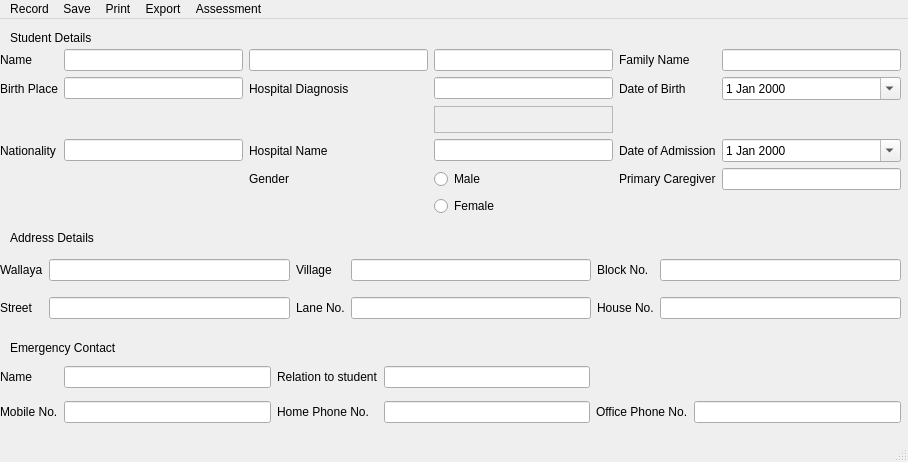
Above: student_entry.ui from PrimalSystemStudio/StudentManagement before the change. Below: the same form after it.
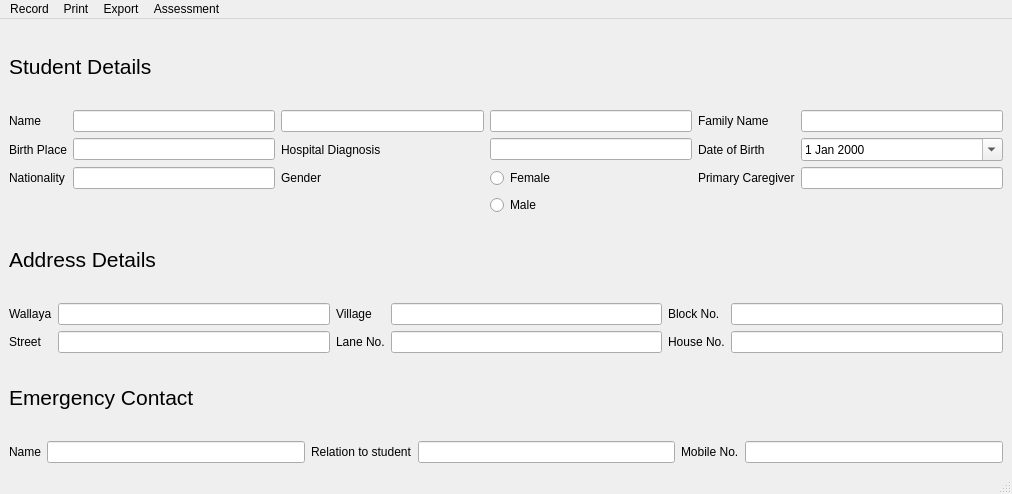
That is the form after the change.

Commit message: Updated student entry GUI with custom labels and slots, connected signals to slots.

```diff
--- a/student_entry.ui
+++ b/student_entry.ui
@@ -6,8 +6,8 @@
    <rect>
     <x>0</x>
     <y>0</y>
-    <width>908</width>
-    <height>462</height>
+    <width>1012</width>
+    <height>494</height>
    </rect>
   </property>
   <property name="maximumSize">
@@ -20,349 +20,253 @@
    <string>New Student</string>
   </property>
   <widget class="QWidget" name="centralwidget">
-   <widget class="QWidget" name="gridLayoutWidget">
-    <property name="geometry">
-     <rect>
-      <x>0</x>
-      <y>30</y>
-      <width>901</width>
-      <height>167</height>
-     </rect>
-    </property>
-    <layout class="QGridLayout" name="gridLayout" rowstretch="0,0,0,0,0,0">
-     <item row="1" column="0">
-      <widget class="QLabel" name="label_5">
+   <layout class="QVBoxLayout" name="verticalLayout">
+    <item>
+     <widget class="QLabel" name="label_studentsDetails">
+      <property name="maximumSize">
+       <size>
+        <width>16777215</width>
+        <height>16777213</height>
+       </size>
+      </property>
+      <property name="font">
+       <font>
+        <pointsize>16</pointsize>
+       </font>
+      </property>
        <property name="text">
-        <string>Birth Place</string>
+       <string>Student Details</string>
        </property>
       </widget>
      </item>
-     <item row="0" column="5">
-      <widget class="QLineEdit" name="lineEdit_10"/>
-     </item>
-     <item row="3" column="4">
-      <widget class="QLabel" name="label_10">
+    <item>
+     <layout class="QGridLayout" name="student_details" rowstretch="0,0,0,0">
+      <item row="1" column="5">
+       <widget class="QDateEdit" name="dateBirth">
+        <property name="calendarPopup">
+         <bool>true</bool>
+        </property>
+       </widget>
+      </item>
+      <item row="1" column="2">
+       <widget class="QLabel" name="label_diagnosis">
        <property name="text">
-        <string>Date of Admission</string>
+         <string>Hospital Diagnosis</string>
        </property>
       </widget>
      </item>
-     <item row="3" column="1">
-      <widget class="QLineEdit" name="lineEdit_11"/>
-     </item>
-     <item row="3" column="3">
-      <widget class="QLineEdit" name="lineEdit_8"/>
-     </item>
      <item row="0" column="4">
-      <widget class="QLabel" name="label_8">
+       <widget class="QLabel" name="label_family">
        <property name="text">
         <string>Family Name</string>
        </property>
       </widget>
      </item>
-     <item row="1" column="5">
-      <widget class="QDateEdit" name="dateEdit">
-       <property name="calendarPopup">
-        <bool>true</bool>
-       </property>
-      </widget>
-     </item>
-     <item row="1" column="1">
-      <widget class="QLineEdit" name="lineEdit_5"/>
-     </item>
-     <item row="3" column="2">
-      <widget class="QLabel" name="label">
+      <item row="0" column="0">
+       <widget class="QLabel" name="label_name">
        <property name="text">
-        <string>Hospital Name</string>
+         <string>Name</string>
        </property>
       </widget>
      </item>
+      <item row="0" column="2">
+       <widget class="QLineEdit" name="lineEdit_name2"/>
+      </item>
      <item row="1" column="3">
-      <widget class="QLineEdit" name="lineEdit_2"/>
-     </item>
-     <item row="0" column="3">
-      <widget class="QLineEdit" name="lineEdit_7"/>
-     </item>
-     <item row="4" column="3">
-      <widget class="QRadioButton" name="radioButton_2">
-       <property name="text">
-        <string>Male</string>
-       </property>
-      </widget>
+       <widget class="QLineEdit" name="lineEdit_diagnosis"/>
      </item>
      <item row="1" column="4">
-      <widget class="QLabel" name="label_7">
+       <widget class="QLabel" name="label_birthdate">
        <property name="text">
         <string>Date of Birth</string>
        </property>
       </widget>
      </item>
-     <item row="0" column="2">
-      <widget class="QLineEdit" name="lineEdit_6"/>
-     </item>
-     <item row="1" column="2">
-      <widget class="QLabel" name="label_4">
+      <item row="0" column="3">
+       <widget class="QLineEdit" name="lineEdit_name3"/>
+      </item>
+      <item row="0" column="5">
+       <widget class="QLineEdit" name="lineEdit_family"/>
+      </item>
+      <item row="1" column="0">
+       <widget class="QLabel" name="label_birthplace">
        <property name="text">
-        <string>Hospital Diagnosis</string>
+         <string>Birth Place</string>
        </property>
       </widget>
      </item>
-     <item row="3" column="0">
-      <widget class="QLabel" name="label_3">
+      <item row="1" column="1">
+       <widget class="QLineEdit" name="lineEdit_birthplace"/>
+      </item>
+      <item row="2" column="0">
+       <widget class="QLabel" name="label_nationality">
        <property name="text">
         <string>Nationality</string>
        </property>
       </widget>
      </item>
-     <item row="0" column="0">
-      <widget class="QLabel" name="label_2">
+      <item row="2" column="2">
+       <widget class="QLabel" name="label_gender">
        <property name="text">
-        <string>Name</string>
+         <string>Gender</string>
+        </property>
+       </widget>
+      </item>
+      <item row="2" column="1">
+       <widget class="QLineEdit" name="lineEdit_nationality"/>
+      </item>
+      <item row="3" column="3">
+       <widget class="QRadioButton" name="radioMale">
+        <property name="text">
+         <string>Male</string>
        </property>
       </widget>
      </item>
      <item row="0" column="1">
-      <widget class="QLineEdit" name="lineEdit_3"/>
-     </item>
-     <item row="3" column="5">
-      <widget class="QDateEdit" name="dateEdit_2">
-       <property name="calendarPopup">
-        <bool>true</bool>
-       </property>
-      </widget>
-     </item>
-     <item row="5" column="3">
-      <widget class="QRadioButton" name="radioButton">
-       <property name="text">
-        <string>Female</string>
-       </property>
-      </widget>
-     </item>
-     <item row="4" column="4">
-      <widget class="QLabel" name="label_52">
+       <widget class="QLineEdit" name="lineEdit_name1"/>
+      </item>
+      <item row="2" column="5">
+       <widget class="QLineEdit" name="lineEdit_caregiver"/>
+      </item>
+      <item row="2" column="4">
+       <widget class="QLabel" name="label_caregiver">
        <property name="text">
         <string>Primary Caregiver</string>
        </property>
       </widget>
      </item>
-     <item row="4" column="5">
-      <widget class="QLineEdit" name="lineEdit"/>
-     </item>
      <item row="2" column="3">
-      <widget class="QFrame" name="frame">
-       <property name="frameShape">
-        <enum>QFrame::StyledPanel</enum>
-       </property>
-       <property name="frameShadow">
-        <enum>QFrame::Raised</enum>
-       </property>
-       <widget class="QGraphicsView" name="graphicsView">
-        <property name="geometry">
-         <rect>
-          <x>860</x>
-          <y>0</y>
-          <width>31</width>
-          <height>20</height>
-         </rect>
-        </property>
-       </widget>
-       <widget class="QLabel" name="label_41">
-        <property name="geometry">
-         <rect>
-          <x>740</x>
-          <y>0</y>
-          <width>121</width>
-          <height>17</height>
-         </rect>
-        </property>
+       <widget class="QRadioButton" name="radioFemale">
         <property name="text">
-         <string>Record Number</string>
-        </property>
-       </widget>
-      </widget>
-     </item>
-     <item row="4" column="2">
-      <widget class="QLabel" name="label_11">
-       <property name="text">
-        <string>Gender</string>
+         <string>Female</string>
        </property>
       </widget>
      </item>
     </layout>
-   </widget>
-   <widget class="QLabel" name="label_6">
-    <property name="geometry">
-     <rect>
-      <x>10</x>
-      <y>10</y>
-      <width>111</width>
-      <height>17</height>
-     </rect>
-    </property>
-    <property name="text">
-     <string>Student Details</string>
-    </property>
-   </widget>
-   <widget class="QLabel" name="label_12">
-    <property name="geometry">
-     <rect>
-      <x>10</x>
-      <y>210</y>
-      <width>111</width>
-      <height>17</height>
-     </rect>
+    </item>
+    <item>
+     <widget class="QLabel" name="label_addressDetails">
+      <property name="font">
+       <font>
+        <pointsize>16</pointsize>
+       </font>
     </property>
     <property name="text">
      <string>Address Details</string>
     </property>
    </widget>
-   <widget class="QWidget" name="gridLayoutWidget_2">
-    <property name="geometry">
-     <rect>
-      <x>0</x>
-      <y>230</y>
-      <width>901</width>
-      <height>81</height>
-     </rect>
-    </property>
-    <layout class="QGridLayout" name="gridLayout_2">
+    </item>
+    <item>
+     <layout class="QGridLayout" name="address_details">
      <item row="0" column="0">
-      <widget class="QLabel" name="label_15">
+       <widget class="QLabel" name="label_wallaya">
        <property name="text">
         <string>Wallaya</string>
        </property>
       </widget>
      </item>
      <item row="1" column="2">
-      <widget class="QLabel" name="label_19">
+       <widget class="QLabel" name="label_lane">
        <property name="text">
         <string>Lane No.</string>
        </property>
       </widget>
      </item>
      <item row="1" column="4">
-      <widget class="QLabel" name="label_20">
+       <widget class="QLabel" name="label_house">
        <property name="text">
         <string>House No.</string>
        </property>
       </widget>
      </item>
      <item row="1" column="3">
-      <widget class="QLineEdit" name="lineEdit_15"/>
+       <widget class="QLineEdit" name="lineEdit_lane"/>
      </item>
      <item row="0" column="1">
-      <widget class="QLineEdit" name="lineEdit_9"/>
+       <widget class="QLineEdit" name="lineEdit_wallaya"/>
      </item>
      <item row="1" column="1">
-      <widget class="QLineEdit" name="lineEdit_14"/>
+       <widget class="QLineEdit" name="lineEdit_street"/>
      </item>
      <item row="0" column="5">
-      <widget class="QLineEdit" name="lineEdit_13"/>
+       <widget class="QLineEdit" name="lineEdit_block"/>
      </item>
      <item row="0" column="2">
-      <widget class="QLabel" name="label_16">
+       <widget class="QLabel" name="label_village">
        <property name="text">
         <string>Village</string>
        </property>
       </widget>
      </item>
      <item row="0" column="3">
-      <widget class="QLineEdit" name="lineEdit_12"/>
+       <widget class="QLineEdit" name="lineEdit_village"/>
      </item>
      <item row="0" column="4">
-      <widget class="QLabel" name="label_17">
+       <widget class="QLabel" name="label_block">
        <property name="text">
         <string>Block No.</string>
        </property>
       </widget>
      </item>
      <item row="1" column="5">
-      <widget class="QLineEdit" name="lineEdit_16"/>
+       <widget class="QLineEdit" name="lineEdit_house"/>
      </item>
      <item row="1" column="0">
-      <widget class="QLabel" name="label_18">
+       <widget class="QLabel" name="label_street">
        <property name="text">
         <string>Street</string>
        </property>
       </widget>
      </item>
     </layout>
-   </widget>
-   <widget class="QLabel" name="label_13">
-    <property name="geometry">
-     <rect>
-      <x>10</x>
-      <y>320</y>
-      <width>161</width>
-      <height>17</height>
-     </rect>
+    </item>
+    <item>
+     <widget class="QLabel" name="label_contact">
+      <property name="font">
+       <font>
+        <pointsize>16</pointsize>
+       </font>
     </property>
     <property name="text">
      <string>Emergency Contact</string>
     </property>
    </widget>
-   <widget class="QWidget" name="gridLayoutWidget_3">
-    <property name="geometry">
-     <rect>
-      <x>0</x>
-      <y>340</y>
-      <width>901</width>
-      <height>71</height>
-     </rect>
-    </property>
-    <layout class="QGridLayout" name="gridLayout_3">
-     <item row="1" column="4">
-      <widget class="QLabel" name="label_25">
-       <property name="text">
-        <string>Office Phone No.</string>
-       </property>
-      </widget>
-     </item>
-     <item row="1" column="0">
-      <widget class="QLabel" name="label_23">
-       <property name="text">
-        <string>Mobile No.</string>
-       </property>
-      </widget>
-     </item>
-     <item row="1" column="1">
-      <widget class="QLineEdit" name="lineEdit_19"/>
-     </item>
+    </item>
+    <item>
+     <layout class="QGridLayout" name="emergency_contact">
      <item row="0" column="1">
-      <widget class="QLineEdit" name="lineEdit_17"/>
-     </item>
-     <item row="1" column="3">
-      <widget class="QLineEdit" name="lineEdit_20"/>
+       <widget class="QLineEdit" name="lineEdit_contactName"/>
      </item>
      <item row="0" column="2">
-      <widget class="QLabel" name="label_22">
+       <widget class="QLabel" name="label_contactRelation">
        <property name="text">
         <string>Relation to student</string>
        </property>
       </widget>
      </item>
-     <item row="1" column="2">
-      <widget class="QLabel" name="label_24">
-       <property name="text">
-        <string>Home Phone No.</string>
-       </property>
-      </widget>
-     </item>
      <item row="0" column="0">
-      <widget class="QLabel" name="label_21">
+       <widget class="QLabel" name="label_contactName">
        <property name="text">
         <string>Name</string>
        </property>
       </widget>
      </item>
      <item row="0" column="3">
-      <widget class="QLineEdit" name="lineEdit_18"/>
-     </item>
-     <item row="1" column="5">
-      <widget class="QLineEdit" name="lineEdit_21"/>
-     </item>
-    </layout>
-   </widget>
+       <widget class="QLineEdit" name="lineEdit_contactRelation"/>
+      </item>
+      <item row="0" column="5">
+       <widget class="QLineEdit" name="lineEdit_contactMobile"/>
+      </item>
+      <item row="0" column="4">
+       <widget class="QLabel" name="label_contactMobile">
+        <property name="text">
+         <string>Mobile No.</string>
+        </property>
+       </widget>
+      </item>
+     </layout>
+    </item>
+   </layout>
   </widget>
   <widget class="QStatusBar" name="statusbar"/>
   <widget class="QMenuBar" name="menuBar">
@@ -370,13 +274,13 @@
     <rect>
      <x>0</x>
      <y>0</y>
-     <width>908</width>
+     <width>1012</width>
      <height>22</height>
     </rect>
    </property>
    <widget class="QMenu" name="menuSave">
     <property name="title">
-     <string>Save</string>
+     <string>Record</string>
     </property>
    </widget>
    <widget class="QMenu" name="menuPrint">
@@ -384,13 +288,6 @@
      <string>Print</string>
     </property>
    </widget>
-   <widget class="QMenu" name="menuRecord">
-    <property name="title">
-     <string>Record</string>
-    </property>
-    <addaction name="actionEdit_Record"/>
-    <addaction name="actionLock_Record"/>
-   </widget>
    <widget class="QMenu" name="menuExport">
     <property name="title">
      <string>Export</string>
@@ -416,7 +313,6 @@
     <addaction name="actionPlan"/>
     <addaction name="menuTools"/>
    </widget>
-   <addaction name="menuRecord"/>
    <addaction name="menuSave"/>
    <addaction name="menuPrint"/>
    <addaction name="menuExport"/>
```
Left out of the diff: 210 changed lines with no effect on the pictures. Lines whose indentation alone changed are shown as unchanged. The commit also changes 1 other file.
